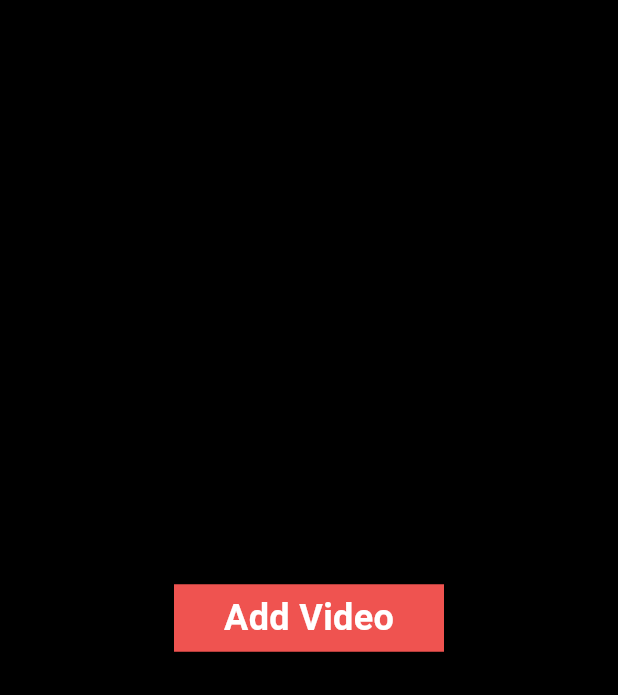
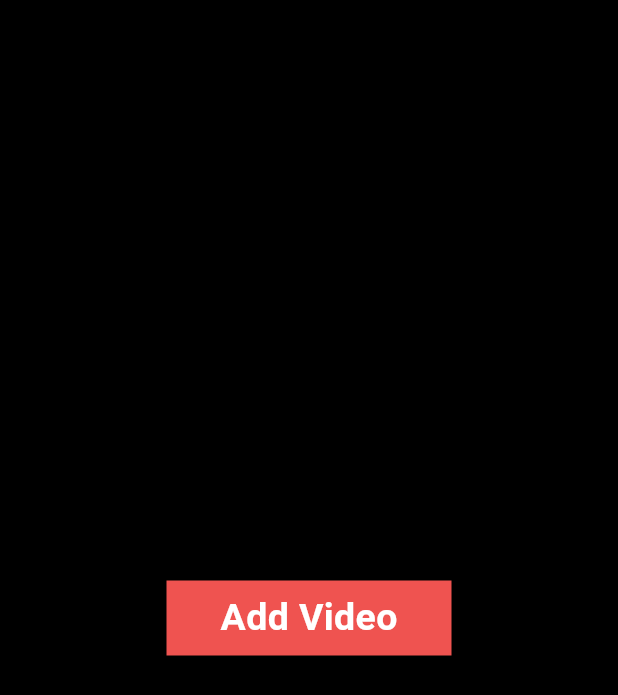
Before and after one commit to HarshGupta0/Shorts_App01, a Flutter app: the addVideoScreen screen opened directly, on a phone screen of 412 x 824 dp. Shown: the top 695 px of the screen. Run offline on Flutter 3.47's test engine with Material 3 defaults, Android fonts, the phone set to English and light mode, and no system bars; our stand-ins replace cloud_firestore, firebase_auth, firebase_core, firebase_storage, get, image_picker and 1 more; accounts and stored records are empty.

Commit message:
made changes

```diff
--- a/lib/view/screens/Add_videos.dart
+++ b/lib/view/screens/Add_videos.dart
@@ -50,14 +50,14 @@ class addVideoScreen extends StatelessWidget {
           //   VideoUploadController().videoFile();
           // },
           child: Container(
-            width: 180,
-            height: 45,
+            width: 190,
+            height: 50,
             decoration: BoxDecoration(
                 color: buttonColor
             ),
             child: Center(
               child: Text("Add Video" , style: TextStyle(
-                  fontSize: 24,
+                  fontSize: 25,
                   color: Colors.white,
                   fontWeight: FontWeight.bold,
               ),),
```
